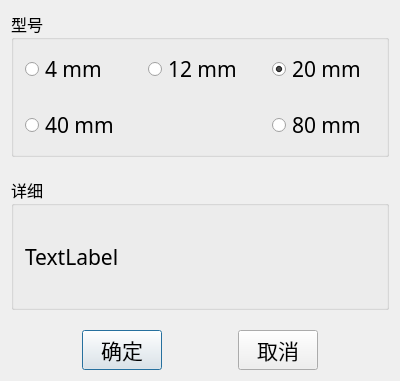
First picture: the form in gui/select_calibration_board_gui.ui, repository rawnam/Xema, before the edit.
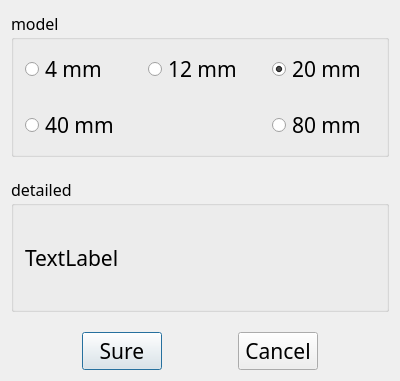
Second picture: the form after the edit.

The edit to the form file:
```diff
--- a/gui/select_calibration_board_gui.ui
+++ b/gui/select_calibration_board_gui.ui
@@ -12,7 +12,7 @@
   </property>
   <property name="font">
    <font>
-    <family>新宋体</family>
+    <family>New Song Dynasty</family>
     <pointsize>16</pointsize>
    </font>
   </property>
@@ -33,7 +33,7 @@
         </font>
        </property>
        <property name="title">
-        <string>型号</string>
+        <string>model</string>
        </property>
        <layout class="QHBoxLayout" name="horizontalLayout">
         <item>
@@ -117,7 +117,7 @@
         </font>
        </property>
        <property name="title">
-        <string>详细</string>
+        <string>detailed</string>
        </property>
        <layout class="QVBoxLayout" name="verticalLayout">
         <item>
@@ -153,7 +153,7 @@
        <item>
         <widget class="QPushButton" name="pushButton_ok">
          <property name="text">
-          <string>确定</string>
+          <string>Sure</string>
          </property>
         </widget>
        </item>
@@ -173,7 +173,7 @@
        <item>
         <widget class="QPushButton" name="pushButton_cancel">
          <property name="text">
-          <string>取消</string>
+          <string>Cancel</string>
          </property>
         </widget>
        </item>
```
Left out of the diff: 2 changed lines with no effect on the pictures.
